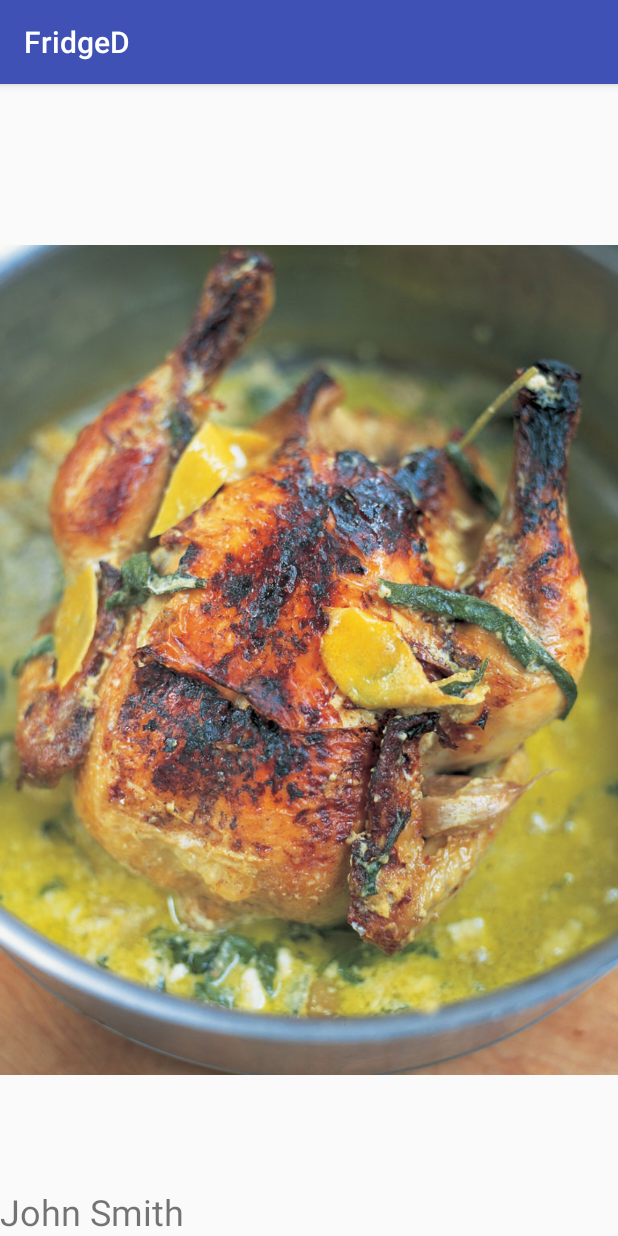
After one commit to DevinSova/FridgeD, an Android app: the fragment RecipeDisplay shown on its own in the app's theme, on a phone screen of 412 x 824 dp. The commit adds this screen. Run offline under Robolectric (Android 15) with nearby library versions, the phone set to English and light mode, and no system bars.

Commit message:
Started work on the xml file

```diff
--- a/app/build.gradle
+++ b/app/build.gradle
@@ -24,8 +24,9 @@ dependencies {
     androidTestCompile('com.android.support.test.espresso:espresso-core:2.2.2', {
         exclude group: 'com.android.support', module: 'support-annotations'
     })
+    testCompile 'junit:junit:4.12'
     compile 'com.android.support:appcompat-v7:24.2.1'
     compile 'com.android.support:design:24.2.1'
     compile 'com.android.volley:volley:1.0.0'
-    testCompile 'junit:junit:4.12'
+    compile 'com.android.support:support-v4:24.2.1'
 }
--- a/app/src/main/java/hackers/purdue/firstbusinesscompany/fridged/API.java
+++ b/app/src/main/java/hackers/purdue/firstbusinesscompany/fridged/API.java
@@ -75,8 +75,10 @@ public class API {
             params.put("key", key);
             String ingredientString = "";
             for (Ingredient ingredient : ingredients) {
-                ingredientString += ingredient.toString();
+                ingredientString += "," + ingredient.toString();
             }
+            // Cuts out first extra comma
+            ingredientString = ingredientString.substring(1);
             params.put("q", ingredientString);
 
             return params;
--- /dev/null
+++ b/app/src/main/java/hackers/purdue/firstbusinesscompany/fridged/RecipeDisplay.java
@@ -0,0 +1,29 @@
+package hackers.purdue.firstbusinesscompany.fridged;
+
+
+import android.os.Bundle;
+import android.support.v4.app.Fragment;
+import android.view.LayoutInflater;
+import android.view.View;
+import android.view.ViewGroup;
+
+
+/**
+ * A simple {@link Fragment} subclass.
+ */
+public class RecipeDisplay extends Fragment {
+
+
+    public RecipeDisplay() {
+        // Required empty public constructor
+    }
+
+
+    @Override
+    public View onCreateView(LayoutInflater inflater, ViewGroup container,
+                             Bundle savedInstanceState) {
+        // Inflate the layout for this fragment
+        return inflater.inflate(R.layout.fragment_recipe_display, container, false);
+    }
+
+}
--- /dev/null
+++ b/app/src/main/res/layout/fragment_recipe_display.xml
@@ -0,0 +1,31 @@
+<RelativeLayout xmlns:android="http://schemas.android.com/apk/res/android"
+    xmlns:tools="http://schemas.android.com/tools"
+    android:layout_width="match_parent"
+    android:layout_height="match_parent"
+    tools:context="hackers.purdue.firstbusinesscompany.fridged.RecipeDisplay">
+
+    <ImageView
+        android:layout_width="match_parent"
+        android:layout_height="match_parent"
+        android:src="@drawable/TestFoodPhoto"
+        android:adjustViewBounds="true"
+        android:id="@+id/image"
+        />
+
+    <TextView
+        android:layout_width="wrap_content"
+        android:layout_height="wrap_content"
+        android:id="@+id/publisher"
+        android:text="John Smith"
+        android:layout_alignParentBottom="true"
+        android:layout_alignParentStart="true"
+        android:textSize="@dimen/headline"
+        />
+
+    <TextView
+        android:layout_width="wrap_content"
+        android:layout_height="wrap_content"
+
+        />
+
+</RelativeLayout>
--- a/app/src/main/res/values/dimens.xml
+++ b/app/src/main/res/values/dimens.xml
@@ -3,4 +3,6 @@
     <dimen name="activity_horizontal_margin">16dp</dimen>
     <dimen name="activity_vertical_margin">16dp</dimen>
     <dimen name="fab_margin">16dp</dimen>
+    <dimen name="display2">45dp</dimen>
+    <dimen name="headline">24dp</dimen>
 </resources>
--- a/app/src/main/res/values/strings.xml
+++ b/app/src/main/res/values/strings.xml
@@ -1,4 +1,7 @@
 <resources>
     <string name="app_name">FridgeD</string>
     <string name="action_settings">Settings</string>
+
+    <!-- TODO: Remove or change this placeholder text -->
+    <string name="hello_blank_fragment">Hello blank fragment</string>
 </resources>
```
Also changed, not shown: app/src/main/res/drawable/TestFoodPhoto.jpg (added).
